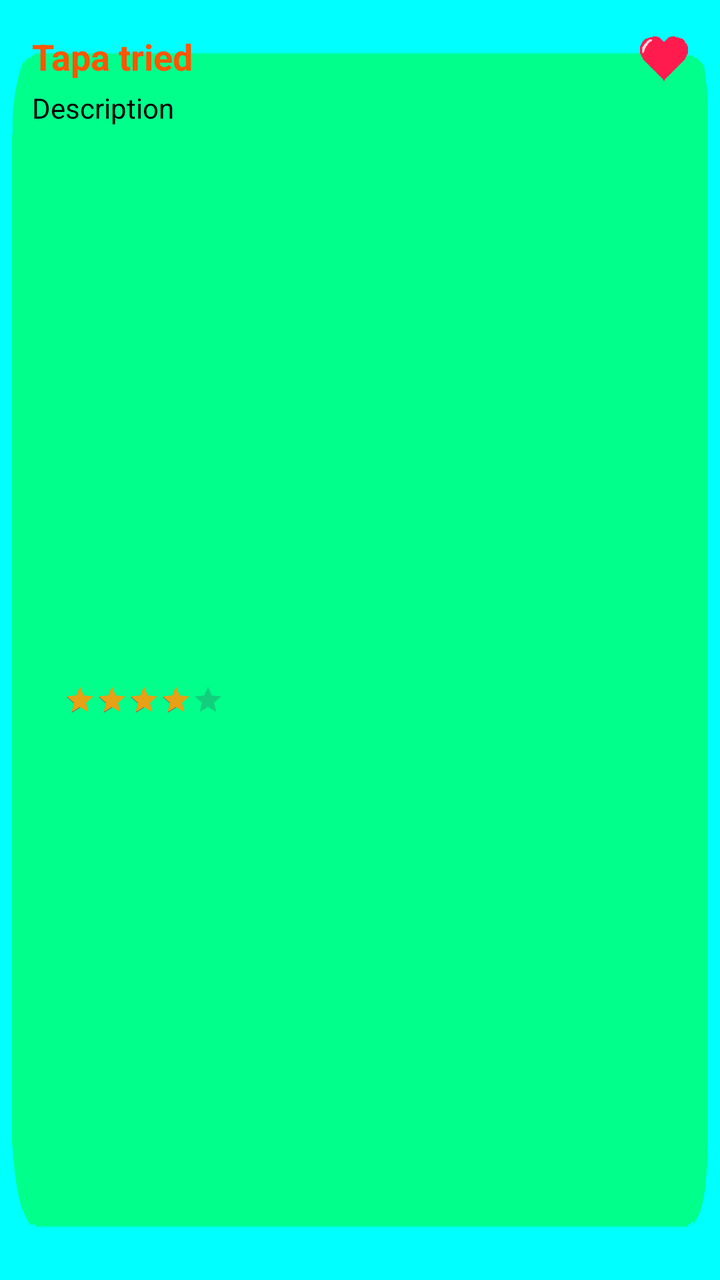
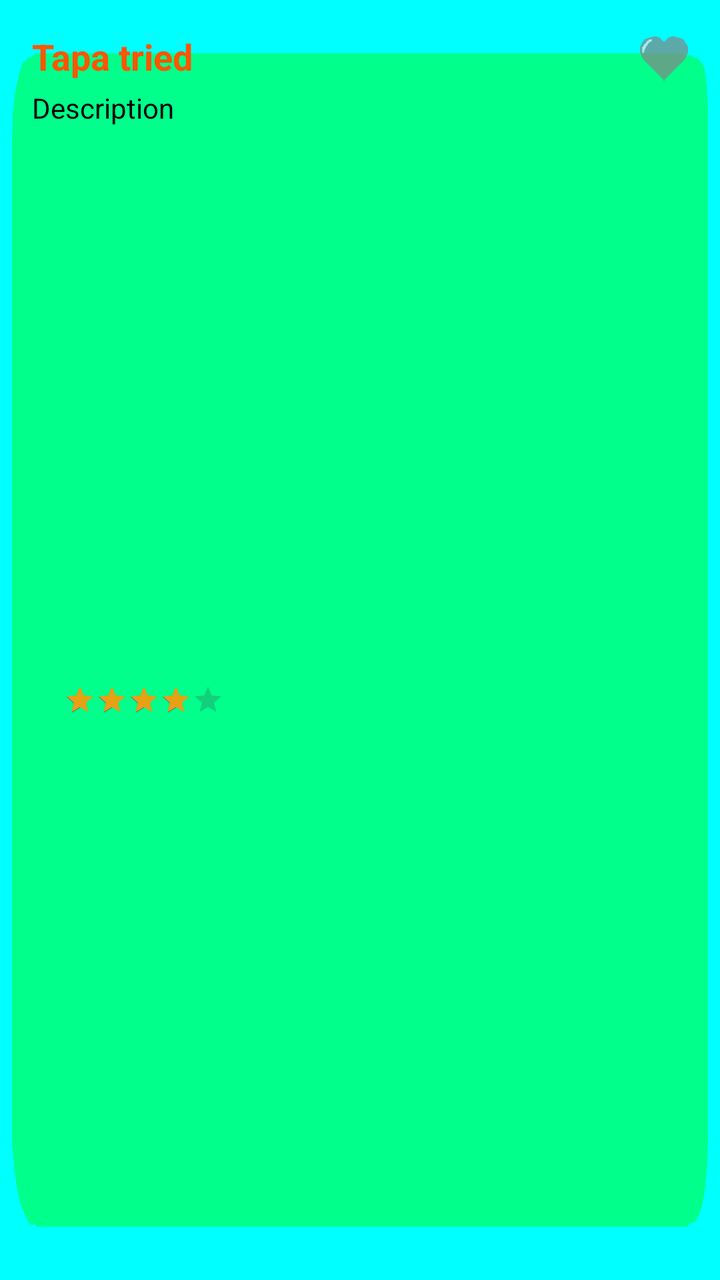

Before-and-after screenshots of an Android layout around one commit, followed by the original layout XML and the change that was made.
<!-- AndroidManifest.xml: application theme Theme.GastroVote -->
<!-- res/layout/bar_card.xml -->
<?xml version="1.0" encoding="utf-8"?>
<androidx.constraintlayout.widget.ConstraintLayout
    xmlns:android="http://schemas.android.com/apk/res/android"
    xmlns:app="http://schemas.android.com/apk/res-auto"
    android:layout_width="match_parent"
    android:layout_height="wrap_content"
    android:layout_marginVertical="6dp"
    android:background="@drawable/bg_card3"
    android:padding="16dp">

    <TextView
        android:id="@+id/tvTitle"
        android:layout_width="0dp"
        android:layout_height="wrap_content"
        android:text="@string/tapa"
        android:textColor="@color/txt_orange"
        android:textSize="18sp"
        android:textStyle="bold"
        app:layout_constraintTop_toTopOf="parent"
        app:layout_constraintStart_toStartOf="parent"
        app:layout_constraintEnd_toStartOf="@id/ivFavorite" />

    <ImageView
        android:id="@+id/ivFavorite"
        android:layout_width="24dp"
        android:layout_height="24dp"
        android:src="@drawable/heart"
        app:layout_constraintTop_toTopOf="@id/tvTitle"
        app:layout_constraintBottom_toBottomOf="@id/tvTitle"
        app:layout_constraintEnd_toEndOf="parent" />

    <TextView
        android:id="@+id/tvSubtitle"
        android:layout_width="0dp"
        android:layout_height="wrap_content"
        android:layout_marginTop="4dp"
        android:text="@string/description"
        android:textColor="@color/black"
        android:textSize="14sp"
        app:layout_constraintTop_toBottomOf="@id/tvTitle"
        app:layout_constraintStart_toStartOf="parent"
        app:layout_constraintEnd_toEndOf="parent" />

    <TextView
        android:id="@+id/tvPrice"
        android:layout_width="wrap_content"
        android:layout_height="wrap_content"
        android:layout_marginTop="12dp"
        android:text=""
        android:textColor="#2C2C2C"
        android:textSize="16sp"
        android:textStyle="bold"
        app:layout_constraintTop_toBottomOf="@id/tvSubtitle"
        app:layout_constraintStart_toStartOf="parent"
        app:layout_constraintBottom_toBottomOf="parent" />

    <RatingBar
        android:id="@+id/cardRatingBar"
        style="?android:attr/ratingBarStyleSmall"
        android:layout_width="wrap_content"
        android:layout_height="wrap_content"
        android:layout_marginStart="16dp"
        android:isIndicator="true"
        android:numStars="5"
        android:rating="4"
        android:progressTint="@color/rating_star"
        app:layout_constraintTop_toTopOf="@id/tvPrice"
        app:layout_constraintBottom_toBottomOf="@id/tvPrice"
        app:layout_constraintStart_toEndOf="@id/tvPrice" />

</androidx.constraintlayout.widget.ConstraintLayout>
<!-- resources referenced by this layout -->
<resources>
  <color name="black">#FF000000</color>
  <color name="rating_star">#E6A115</color>
  <color name="txt_orange">#F50</color>
  <!-- drawable bg_card3: png bitmap (drawable, 4851 bytes) -->
  <!-- drawable heart: png bitmap (drawable, 952 bytes) -->
  <string name="description">Description</string>
  <string name="tapa">Tapa tried</string>
  <style name="Theme.GastroVote" parent="Base.Theme.GastroVote" />
  <style name="Base.Theme.GastroVote" parent="Theme.Material3.DayNight.NoActionBar">
          
          
      </style>
</resources>

<!-- the commit's change to res/layout/bar_card.xml (unified diff, before → after) -->
@@ -24,7 +24,7 @@
         android:id="@+id/ivFavorite"
         android:layout_width="24dp"
         android:layout_height="24dp"
-        android:src="@drawable/heart"
+        android:src="@drawable/ic_heart_grayscale"
         app:layout_constraintTop_toTopOf="@id/tvTitle"
         app:layout_constraintBottom_toBottomOf="@id/tvTitle"
         app:layout_constraintEnd_toEndOf="parent" />
<!-- resource entries referenced after the edit -->
@@ -4,7 +4,7 @@
   <color name="rating_star">#E6A115</color>
   <color name="txt_orange">#F50</color>
   <!-- drawable bg_card3: png bitmap (drawable, 4851 bytes) -->
-  <!-- drawable heart: png bitmap (drawable, 952 bytes) -->
+  <!-- drawable ic_heart_grayscale: png bitmap (drawable, 828 bytes) -->
   <string name="description">Description</string>
   <string name="tapa">Tapa tried</string>
   <style name="Theme.GastroVote" parent="Base.Theme.GastroVote" />
